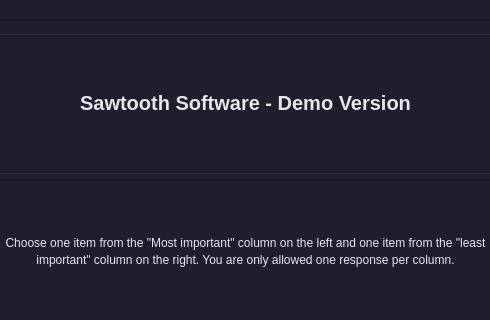
Qt form form.ui (AsciiNomads/maxdiff) before a commit; both pictures show x 305 to 795 and y 0 to 320 of the 1101 by 716 pixel window.
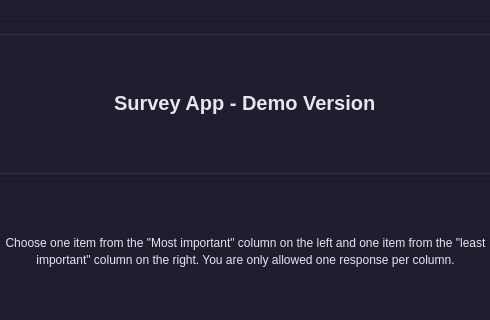
The same form after that commit.

Diff of the .ui file:
```diff
--- a/form.ui
+++ b/form.ui
@@ -102,13 +102,13 @@
             <string/>
            </property>
            <layout class="QGridLayout" name="gridLayout">
-            <item row="0" column="0">
+            <item row="0" column="0" alignment="Qt::AlignmentFlag::AlignHCenter">
              <widget class="QLabel" name="label_7">
               <property name="styleSheet">
                <string notr="true"/>
               </property>
               <property name="text">
-               <string>&lt;html&gt;&lt;head/&gt;&lt;body&gt;&lt;p align=&quot;center&quot;&gt;&lt;span style=&quot;font-size:20px;font-weight:700;&quot;&gt;Sawtooth Software - Demo Version&lt;/span&gt;&lt;/p&gt;&lt;/body&gt;&lt;/html&gt;</string>
+               <string>&lt;html&gt;&lt;head/&gt;&lt;body&gt;&lt;p&gt;&lt;span style=&quot; font-size:20px; font-weight:700;&quot;&gt;Survey App  - Demo Version&lt;/span&gt;&lt;/p&gt;&lt;/body&gt;&lt;/html&gt;</string>
               </property>
              </widget>
             </item>
```
Left out of the diff: 5 changed lines with no effect on the pictures.
